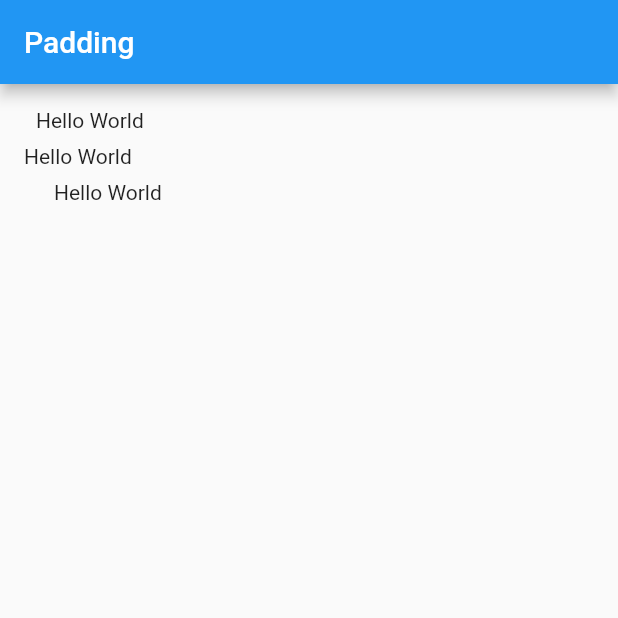
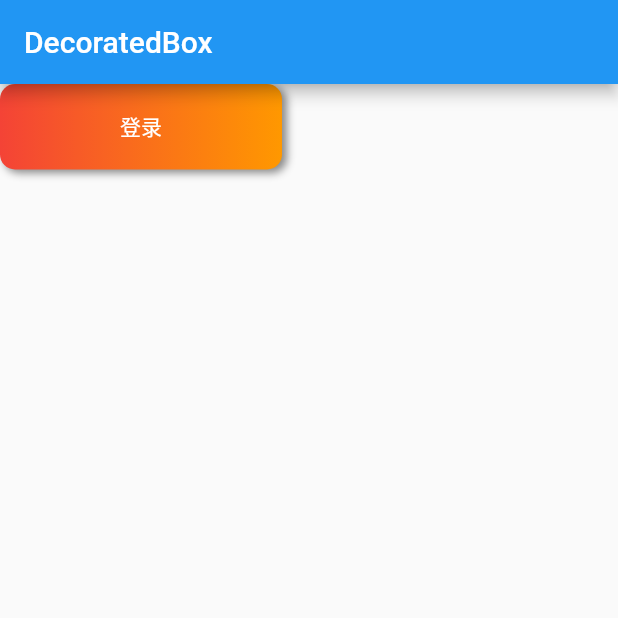
Before and after one commit to WuMeng-1993/Flutter_Learn, a Flutter app: the screen it shows after launch, on a phone screen of 412 x 824 dp, the top half of it. Run offline on Flutter 3.47's test engine with Material 2 defaults, Android fonts, the phone set to English and light mode, and no system bars.

Commit message:
添加ConstrainedBox组件 添加DecoratedBox组件

```diff
--- /dev/null
+++ b/lib/DecoratedBoxTest.dart
@@ -0,0 +1,27 @@
+import 'package:flutter/material.dart';
+
+class DecoratedBoxTest extends StatelessWidget {
+  @override
+  Widget build(BuildContext context) {
+    return Scaffold(
+      appBar: AppBar(
+        title: Text("DecoratedBox"),
+      ),
+      body: DecoratedBox(
+        decoration: BoxDecoration(
+            gradient: LinearGradient(colors: [Colors.red, Colors.orange]),
+            borderRadius: BorderRadius.circular(10.0),
+            boxShadow: [
+              BoxShadow(
+                  color: Colors.black45,
+                  offset: Offset(2.9, 2.0),
+                  blurRadius: 4.0)
+            ]),
+        child: Padding(
+          padding: EdgeInsets.symmetric(horizontal: 80.0,vertical: 18.0),
+          child: Text("登录",style: TextStyle(color: Colors.white)),
+        ),
+      ),
+    );
+  }
+}
--- a/lib/main.dart
+++ b/lib/main.dart
@@ -2,6 +2,7 @@ import 'package:flutter/material.dart';
 import 'package:flutterapp1/AlignTestRoute.dart';
 import 'package:flutterapp1/ButtonWidget.dart';
 import 'package:flutterapp1/ColumnTestRouter.dart';
+import 'package:flutterapp1/DecoratedBoxTest.dart';
 import 'package:flutterapp1/EchoRoute.dart';
 import 'package:flutterapp1/FlexLayoutTestRoute.dart';
 import 'package:flutterapp1/FocusTestRoute.dart';
@@ -19,6 +20,7 @@ import 'package:flutterapp1/TextWidget.dart';
 import 'package:flutterapp1/TipRoute.dart';
 import 'package:flutterapp1/WrapTestRoute.dart';
 
+import 'ConstrainedBoxTestRouter.dart';
 import 'NewRoute.dart';
 
 void main() {
@@ -42,7 +44,7 @@ class MyApp extends StatelessWidget {
 //          },
 //        },
         // home: new MyHomePage(title: "Flutter Demo Home Page")
-      home: new PaddingTestRoute(),
+      home: new DecoratedBoxTest(),
     );
   }
 }
```
Also changed, not shown: lib/ConstrainedBoxTestRouter.dart (added, +33 -0 lines).
